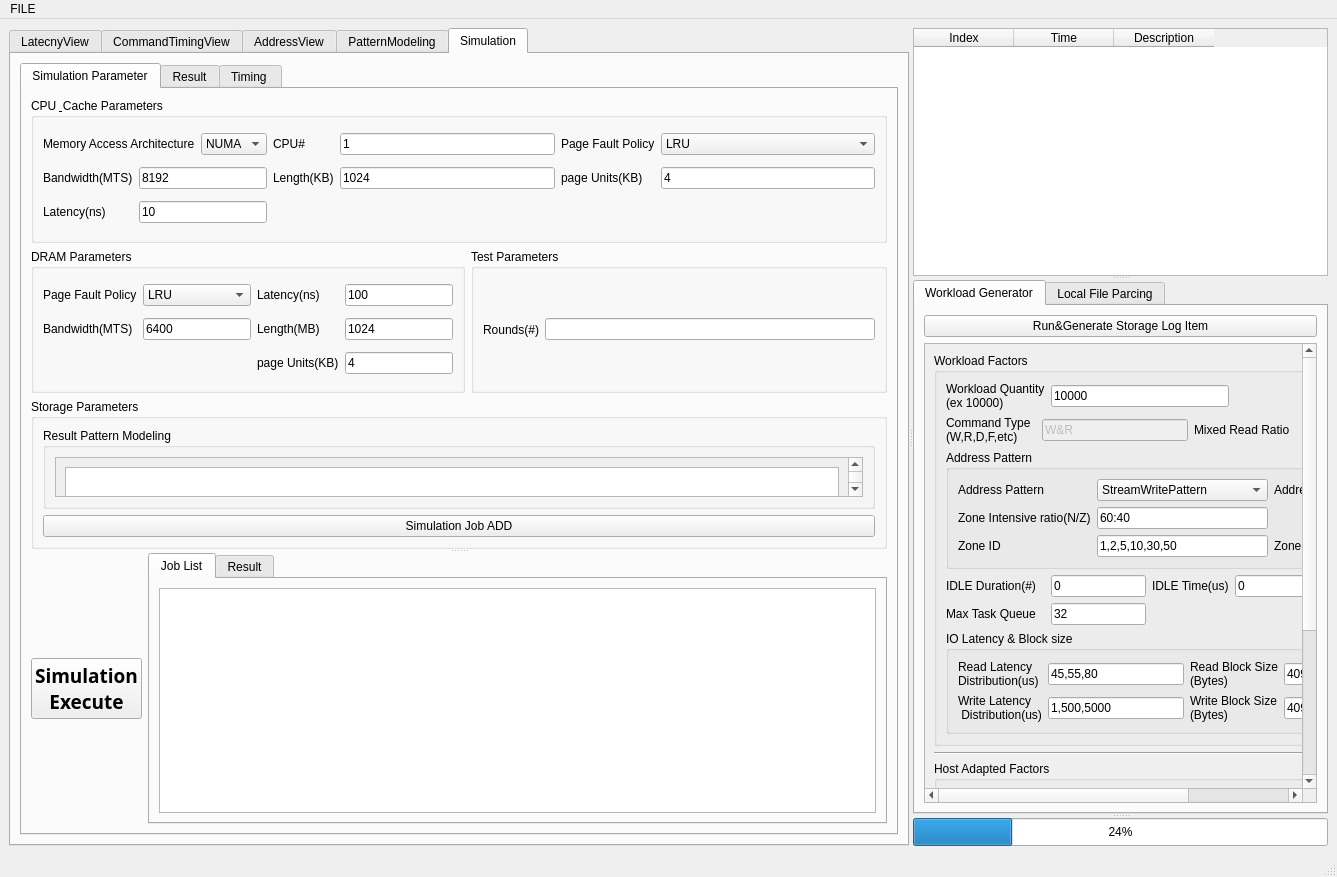
The window that StorageIO.ui (anonymous-researcher-ZTBP/StorageIOAnalyzer) describes before a commit, drawn with Qt 5.
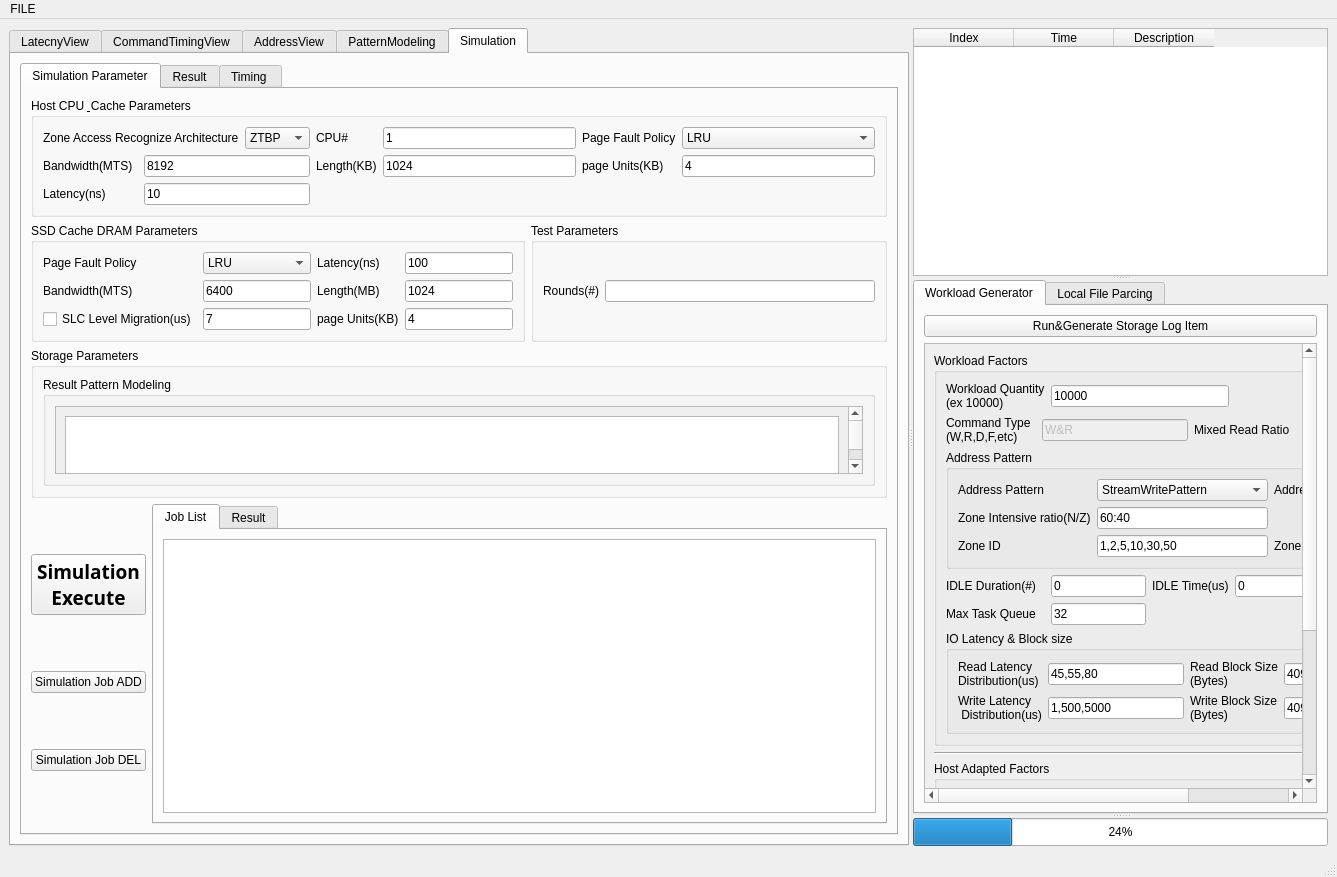
The same window after the commit.

Commit message: [20240909] ADD SLC+Migration mode

Diff of the .ui file:
```diff
--- a/StorageIO.ui
+++ b/StorageIO.ui
@@ -674,18 +674,13 @@
              <attribute name="title">
               <string>Simulation Parameter</string>
              </attribute>
-             <layout class="QVBoxLayout" name="verticalLayout_11">
+             <layout class="QVBoxLayout" name="verticalLayout_16">
               <item>
-               <widget class="QSplitter" name="splitter_19">
-                <property name="orientation">
-                 <enum>Qt::Vertical</enum>
-                </property>
-                <widget class="QWidget" name="layoutWidget">
                  <layout class="QGridLayout" name="gridLayout_12">
                   <item row="0" column="0" colspan="2">
                    <widget class="QGroupBox" name="groupBox_10">
                     <property name="title">
-                     <string>CPU &amp; Cache Parameters</string>
+                   <string>Host CPU &amp; Cache Parameters</string>
                     </property>
                     <layout class="QGridLayout" name="gridLayout_13">
                      <item row="1" column="4">
@@ -726,7 +721,7 @@
                      <item row="0" column="0" colspan="2">
                       <widget class="QLabel" name="label_26">
                        <property name="text">
-                        <string>Memory Access Architecture</string>
+                      <string>Zone Access Recognize Architecture</string>
                        </property>
                       </widget>
                      </item>
@@ -734,12 +729,12 @@
                       <widget class="QComboBox" name="cmb_cpu_architecture">
                        <item>
                         <property name="text">
-                         <string>NUMA</string>
+                       <string>ZTBP</string>
                         </property>
                        </item>
                        <item>
                         <property name="text">
-                         <string>UMA</string>
+                       <string>NONE</string>
                         </property>
                        </item>
                       </widget>
@@ -801,54 +796,33 @@
                   <item row="1" column="0">
                    <widget class="QGroupBox" name="groupBox_11">
                     <property name="title">
-                     <string>DRAM Parameters</string>
+                   <string>SSD Cache DRAM Parameters</string>
                     </property>
                     <layout class="QGridLayout" name="gridLayout_14">
-                     <item row="0" column="4">
-                      <widget class="QLineEdit" name="edt_dram_latency">
+                   <item row="6" column="0">
+                    <widget class="QCheckBox" name="chk_slc_mig">
                        <property name="text">
-                        <string>100</string>
+                      <string>SLC Level Migration(us)</string>
                        </property>
                       </widget>
                      </item>
-                     <item row="0" column="3">
+                   <item row="6" column="1">
+                    <widget class="QLineEdit" name="edt_slc_read_time">
+                     <property name="text">
+                      <string>7</string>
+                     </property>
+                     <property name="placeholderText">
+                      <string extracomment="SLC Read Time"/>
+                     </property>
+                    </widget>
+                   </item>
+                   <item row="0" column="2">
                       <widget class="QLabel" name="label_35">
                        <property name="text">
                         <string>Latency(ns)</string>
                        </property>
                       </widget>
                      </item>
-                     <item row="6" column="4">
-                      <widget class="QLineEdit" name="edt_dram_cache_page_unit">
-                       <property name="text">
-                        <string>4</string>
-                       </property>
-                      </widget>
-                     </item>
-                     <item row="0" column="1">
-                      <widget class="QComboBox" name="cmb_dram_page_fault_policy">
-                       <item>
-                        <property name="text">
-                         <string>LRU</string>
-                        </property>
-                       </item>
-                       <item>
-                        <property name="text">
-                         <string>FIFO</string>
-                        </property>
-                       </item>
-                       <item>
-                        <property name="text">
-                         <string>OPT</string>
-                        </property>
-                       </item>
-                       <item>
-                        <property name="text">
-                         <string>LFU</string>
-                        </property>
-                       </item>
-                      </widget>
-                     </item>
                      <item row="0" column="0">
                       <widget class="QLabel" name="label_32">
                        <property name="text">
@@ -857,6 +831,13 @@
                       </widget>
                      </item>
                      <item row="6" column="3">
+                    <widget class="QLineEdit" name="edt_dram_cache_page_unit">
+                     <property name="text">
+                      <string>4</string>
+                     </property>
+                    </widget>
+                   </item>
+                   <item row="6" column="2">
                       <widget class="QLabel" name="label_33">
                        <property name="text">
                         <string>page Units(KB)</string>
@@ -870,13 +851,6 @@
                        </property>
                       </widget>
                      </item>
-                     <item row="1" column="3">
-                      <widget class="QLabel" name="label_31">
-                       <property name="text">
-                        <string>Length(MB)</string>
-                       </property>
-                      </widget>
-                     </item>
                      <item row="1" column="1">
                       <widget class="QLineEdit" name="edt_dram__bandwidth">
                        <property name="text">
@@ -884,13 +858,51 @@
                        </property>
                       </widget>
                      </item>
-                     <item row="1" column="4">
+                   <item row="1" column="2">
+                    <widget class="QLabel" name="label_31">
+                     <property name="text">
+                      <string>Length(MB)</string>
+                     </property>
+                    </widget>
+                   </item>
+                   <item row="0" column="1">
+                    <widget class="QComboBox" name="cmb_dram_page_fault_policy">
+                     <item>
+                      <property name="text">
+                       <string>LRU</string>
+                      </property>
+                     </item>
+                     <item>
+                      <property name="text">
+                       <string>FIFO</string>
+                      </property>
+                     </item>
+                     <item>
+                      <property name="text">
+                       <string>OPT</string>
+                      </property>
+                     </item>
+                     <item>
+                      <property name="text">
+                       <string>LFU</string>
+                      </property>
+                     </item>
+                    </widget>
+                   </item>
+                   <item row="1" column="3">
                       <widget class="QLineEdit" name="edt_dram_length">
                        <property name="text">
                         <string>1024</string>
                        </property>
                       </widget>
                      </item>
+                   <item row="0" column="3">
+                    <widget class="QLineEdit" name="edt_dram_latency">
+                     <property name="text">
+                      <string>100</string>
+                     </property>
+                    </widget>
+                   </item>
                     </layout>
                    </widget>
                   </item>
@@ -928,7 +940,7 @@
                     <property name="title">
                      <string>Storage Parameters</string>
                     </property>
-                    <layout class="QVBoxLayout" name="verticalLayout_16">
+                  <layout class="QVBoxLayout" name="verticalLayout_13">
                      <item>
                       <widget class="QGroupBox" name="groupBox_9">
                        <property name="maximumSize">
@@ -966,21 +978,16 @@
                        </layout>
                       </widget>
                      </item>
+                  </layout>
+                 </widget>
+                </item>
+               </layout>
+              </item>
                      <item>
-                      <widget class="QPushButton" name="btn_simulation_job_add">
-                       <property name="text">
-                        <string>Simulation Job ADD</string>
-                       </property>
-                      </widget>
-                     </item>
-                    </layout>
-                   </widget>
-                  </item>
-                 </layout>
-                </widget>
-                <widget class="QWidget" name="layoutWidget">
                  <layout class="QHBoxLayout" name="horizontalLayout_12">
                   <item>
+                 <layout class="QVBoxLayout" name="verticalLayout_11">
+                  <item>
                    <widget class="QPushButton" name="btn_simulation_execute">
                     <property name="font">
                      <font>
@@ -997,6 +1004,22 @@
                    </widget>
                   </item>
                   <item>
+                   <widget class="QPushButton" name="btn_simulation_job_add">
+                    <property name="text">
+                     <string>Simulation Job ADD</string>
+                    </property>
+                   </widget>
+                  </item>
+                  <item>
+                   <widget class="QPushButton" name="btn_simulation_job_del">
+                    <property name="text">
+                     <string>Simulation Job DEL</string>
+                    </property>
+                   </widget>
+                  </item>
+                 </layout>
+                </item>
+                <item>
                    <widget class="QTabWidget" name="tabWidget_7">
                     <property name="currentIndex">
                      <number>0</number>
@@ -1024,8 +1047,6 @@
                    </widget>
                   </item>
                  </layout>
-                </widget>
-               </widget>
               </item>
              </layout>
             </widget>
```
Lines whose indentation alone changed are shown as unchanged. The commit also changes 6 other files.
